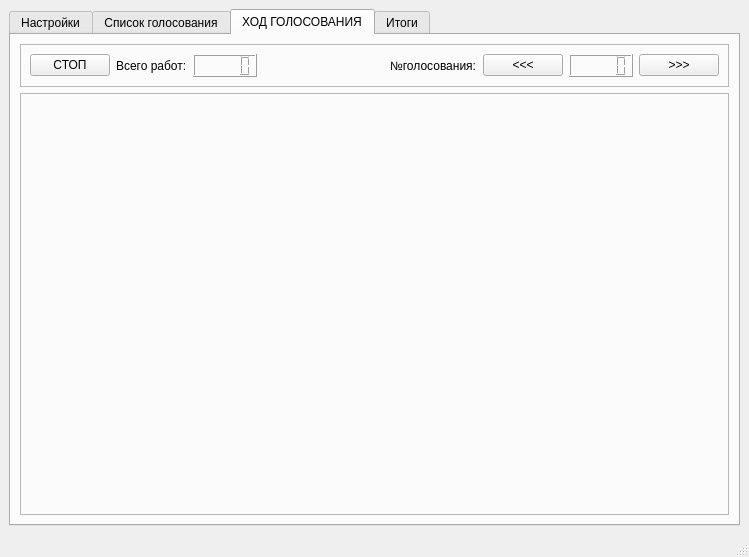
First picture: the form in Ui_panel.ui, repository AlexanderSokolov69/Vote_counter, before the edit.
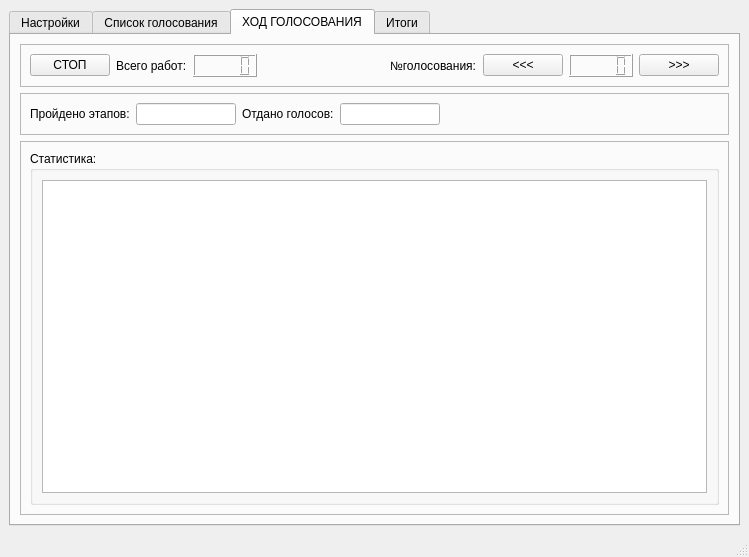
Second picture: the form after the edit.

What changed in the file:
```diff
--- a/Ui_panel.ui
+++ b/Ui_panel.ui
@@ -229,6 +229,71 @@
           </layout>
          </widget>
         </item>
+        <item>
+         <widget class="QFrame" name="frame_3">
+          <property name="frameShape">
+           <enum>QFrame::StyledPanel</enum>
+          </property>
+          <property name="frameShadow">
+           <enum>QFrame::Raised</enum>
+          </property>
+          <layout class="QHBoxLayout" name="horizontalLayout_9">
+           <item>
+            <widget class="QLabel" name="label_7">
+             <property name="text">
+              <string>Пройдено этапов:</string>
+             </property>
+            </widget>
+           </item>
+           <item>
+            <widget class="QLineEdit" name="lineEdit">
+             <property name="maximumSize">
+              <size>
+               <width>100</width>
+               <height>16777215</height>
+              </size>
+             </property>
+             <property name="readOnly">
+              <bool>true</bool>
+             </property>
+            </widget>
+           </item>
+           <item>
+            <widget class="QLabel" name="label_8">
+             <property name="text">
+              <string>Отдано голосов:</string>
+             </property>
+            </widget>
+           </item>
+           <item>
+            <widget class="QLineEdit" name="lineEdit_2">
+             <property name="maximumSize">
+              <size>
+               <width>100</width>
+               <height>16777215</height>
+              </size>
+             </property>
+             <property name="readOnly">
+              <bool>true</bool>
+             </property>
+            </widget>
+           </item>
+           <item>
+            <spacer name="horizontalSpacer_3">
+             <property name="orientation">
+              <enum>Qt::Horizontal</enum>
+             </property>
+             <property name="sizeHint" stdset="0">
+              <size>
+               <width>40</width>
+               <height>20</height>
+              </size>
+             </property>
+            </spacer>
+           </item>
+          </layout>
+         </widget>
+        </item>
         <item>
          <widget class="QFrame" name="frame_2">
           <property name="sizePolicy">
@@ -243,6 +308,20 @@
           <property name="frameShadow">
            <enum>QFrame::Raised</enum>
           </property>
+          <layout class="QHBoxLayout" name="horizontalLayout_7">
+           <item>
+            <widget class="QGroupBox" name="groupBox_3">
+             <property name="title">
+              <string>Статистика:</string>
+             </property>
+             <layout class="QHBoxLayout" name="horizontalLayout_8">
+              <item>
+               <widget class="QTableWidget" name="t3StatTable"/>
+              </item>
+             </layout>
+            </widget>
+           </item>
+          </layout>
          </widget>
         </item>
        </layout>
```
Left out of the diff: 58 changed lines with no effect on the pictures.
